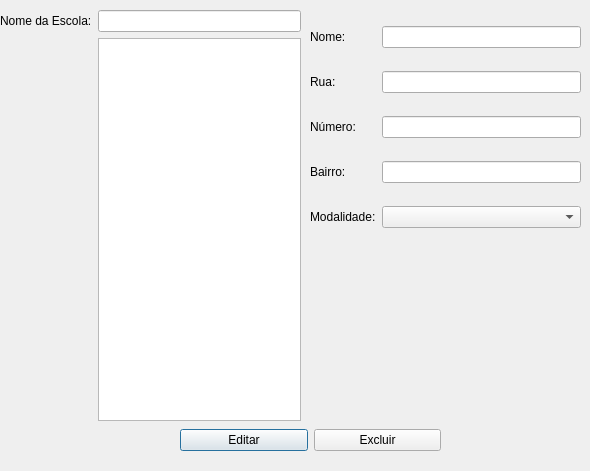
matheusfillipe/ganec, file src/main/python/ui/widgets/escolaEditar.ui: the form before one commit.
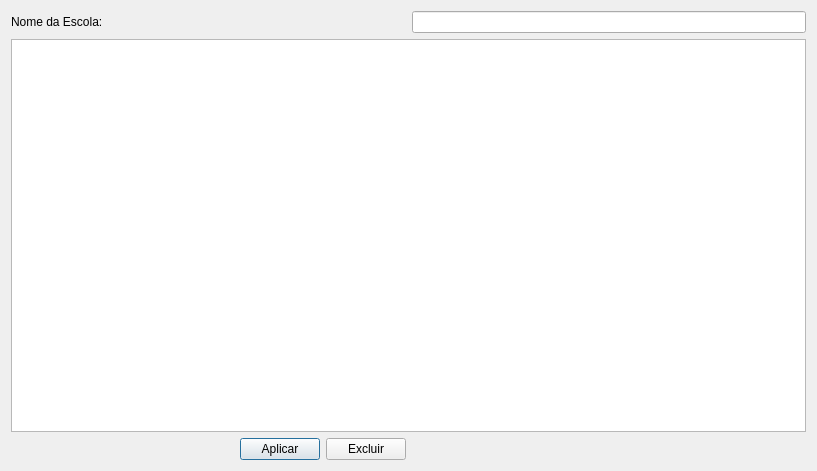
The form after the commit.

Commit message: Falta editar escolas, testar increemento de series, outros detalhes - widgets divididos em arquivos

```diff
--- a/src/main/python/ui/widgets/escolaEditar.ui
+++ b/src/main/python/ui/widgets/escolaEditar.ui
@@ -6,23 +6,19 @@
    <rect>
     <x>0</x>
     <y>0</y>
-    <width>590</width>
+    <width>817</width>
     <height>471</height>
    </rect>
   </property>
   <property name="windowTitle">
    <string>Editar Escola</string>
   </property>
-  <widget class="QWidget" name="gridLayoutWidget">
-   <property name="geometry">
-    <rect>
-     <x>0</x>
-     <y>10</y>
-     <width>301</width>
-     <height>411</height>
-    </rect>
-   </property>
+  <layout class="QGridLayout" name="gridLayout_3">
+   <item row="0" column="0">
    <layout class="QGridLayout" name="gridLayout">
+     <item row="1" column="0" colspan="2">
+      <widget class="QListWidget" name="listViewEscolas"/>
+     </item>
     <item row="0" column="0">
      <widget class="QLabel" name="label">
       <property name="text">
@@ -33,87 +29,25 @@
     <item row="0" column="1">
      <widget class="QLineEdit" name="lineEditNomeEscola"/>
     </item>
-    <item row="2" column="1">
-     <widget class="QListView" name="listViewEscolas"/>
-    </item>
-   </layout>
-  </widget>
-  <widget class="QWidget" name="gridLayoutWidget_2">
-   <property name="geometry">
-    <rect>
-     <x>310</x>
-     <y>9</y>
-     <width>271</width>
-     <height>241</height>
-    </rect>
-   </property>
-   <layout class="QGridLayout" name="gridLayout_2">
-    <item row="1" column="0">
-     <widget class="QLabel" name="label_4">
-      <property name="text">
-       <string>Rua:</string>
-      </property>
-     </widget>
-    </item>
-    <item row="1" column="1">
-     <widget class="QLineEdit" name="lineEditRua"/>
-    </item>
-    <item row="0" column="0">
-     <widget class="QLabel" name="label_3">
-      <property name="text">
-       <string>Nome:</string>
-      </property>
-     </widget>
-    </item>
-    <item row="0" column="1">
-     <widget class="QLineEdit" name="lineEdit"/>
-    </item>
-    <item row="3" column="0">
-     <widget class="QLabel" name="label_6">
-      <property name="text">
-       <string>Bairro:</string>
-      </property>
-     </widget>
-    </item>
-    <item row="3" column="1">
-     <widget class="QLineEdit" name="lineEditBairro"/>
-    </item>
-    <item row="4" column="0">
-     <widget class="QLabel" name="label_7">
-      <property name="text">
-       <string>Modalidade:</string>
-      </property>
-     </widget>
-    </item>
-    <item row="2" column="1">
-     <widget class="QLineEdit" name="lineEditNumero"/>
-    </item>
     <item row="2" column="0">
-     <widget class="QLabel" name="label_5">
-      <property name="text">
-       <string>Número:</string>
-      </property>
-     </widget>
-    </item>
-    <item row="4" column="1">
-     <widget class="QComboBox" name="comboBox"/>
-    </item>
-   </layout>
-  </widget>
-  <widget class="QWidget" name="horizontalLayoutWidget">
-   <property name="geometry">
-    <rect>
-     <x>180</x>
-     <y>420</y>
-     <width>261</width>
-     <height>41</height>
-    </rect>
-   </property>
    <layout class="QHBoxLayout" name="horizontalLayout">
+       <item>
+        <spacer name="horizontalSpacer">
+         <property name="orientation">
+          <enum>Qt::Horizontal</enum>
+         </property>
+         <property name="sizeHint" stdset="0">
+          <size>
+           <width>40</width>
+           <height>20</height>
+          </size>
+         </property>
+        </spacer>
+       </item>
     <item>
      <widget class="QPushButton" name="pushButtonEditar">
       <property name="text">
-       <string>Editar</string>
+          <string>Aplicar</string>
       </property>
      </widget>
     </item>
@@ -125,7 +59,10 @@
      </widget>
     </item>
    </layout>
-  </widget>
+     </item>
+    </layout>
+   </item>
+  </layout>
  </widget>
  <resources/>
  <connections/>
```
Lines whose indentation alone changed are shown as unchanged. The commit also changes 20 other files.
